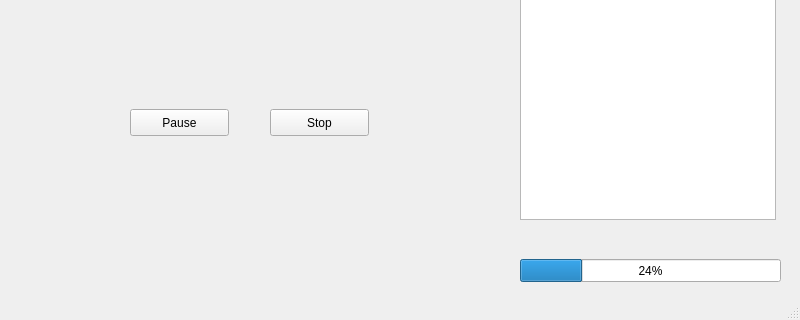
Qt form InstantMusicClient/connectedwindow.ui (zeokav/InstantMusic) before a commit; both pictures show x 0 to 800 and y 280 to 600 of the 800 by 600 pixel window.
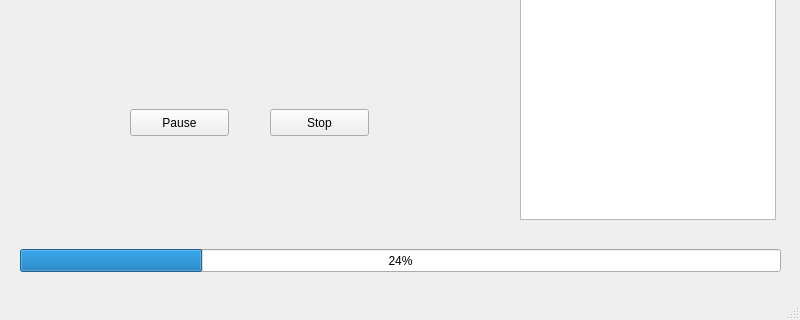
The same form after that commit.

The edit to the form file:
```diff
--- a/InstantMusicClient/connectedwindow.ui
+++ b/InstantMusicClient/connectedwindow.ui
@@ -83,9 +83,9 @@
    <widget class="QProgressBar" name="progressBar">
     <property name="geometry">
      <rect>
-      <x>520</x>
-      <y>520</y>
-      <width>261</width>
+      <x>20</x>
+      <y>510</y>
+      <width>761</width>
       <height>23</height>
      </rect>
     </property>
```
